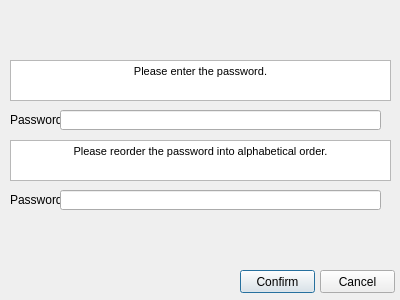
First picture: the form in qt/passwordprompt.ui, repository python-discord/code-jam-4, before the edit.
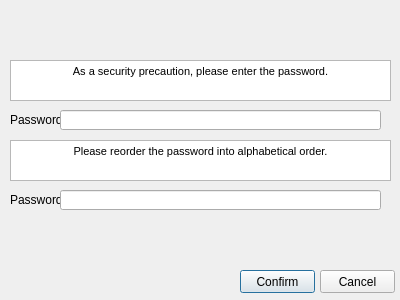
Second picture: the form after the edit.

Commit message: Added password. Prompts to create password if not created.

The edit to the form file:
```diff
--- a/qt/passwordprompt.ui
+++ b/qt/passwordprompt.ui
@@ -27,7 +27,7 @@
 &lt;html&gt;&lt;head&gt;&lt;meta name=&quot;qrichtext&quot; content=&quot;1&quot; /&gt;&lt;style type=&quot;text/css&quot;&gt;
 p, li { white-space: pre-wrap; }
 &lt;/style&gt;&lt;/head&gt;&lt;body style=&quot; font-family:'MS Shell Dlg 2'; font-size:8.25pt; font-weight:400; font-style:normal;&quot;&gt;
-&lt;p align=&quot;center&quot; style=&quot; margin-top:0px; margin-bottom:0px; margin-left:0px; margin-right:0px; -qt-block-indent:0; text-indent:0px;&quot;&gt;Please enter the password.&lt;/p&gt;&lt;/body&gt;&lt;/html&gt;</string>
+&lt;p align=&quot;center&quot; style=&quot; margin-top:0px; margin-bottom:0px; margin-left:0px; margin-right:0px; -qt-block-indent:0; text-indent:0px;&quot;&gt;As a security precaution, please enter the password.&lt;/p&gt;&lt;/body&gt;&lt;/html&gt;</string>
    </property>
   </widget>
   <widget class="QTextBrowser" name="instructions_backwards">
```
The commit also changes 5 other files.
